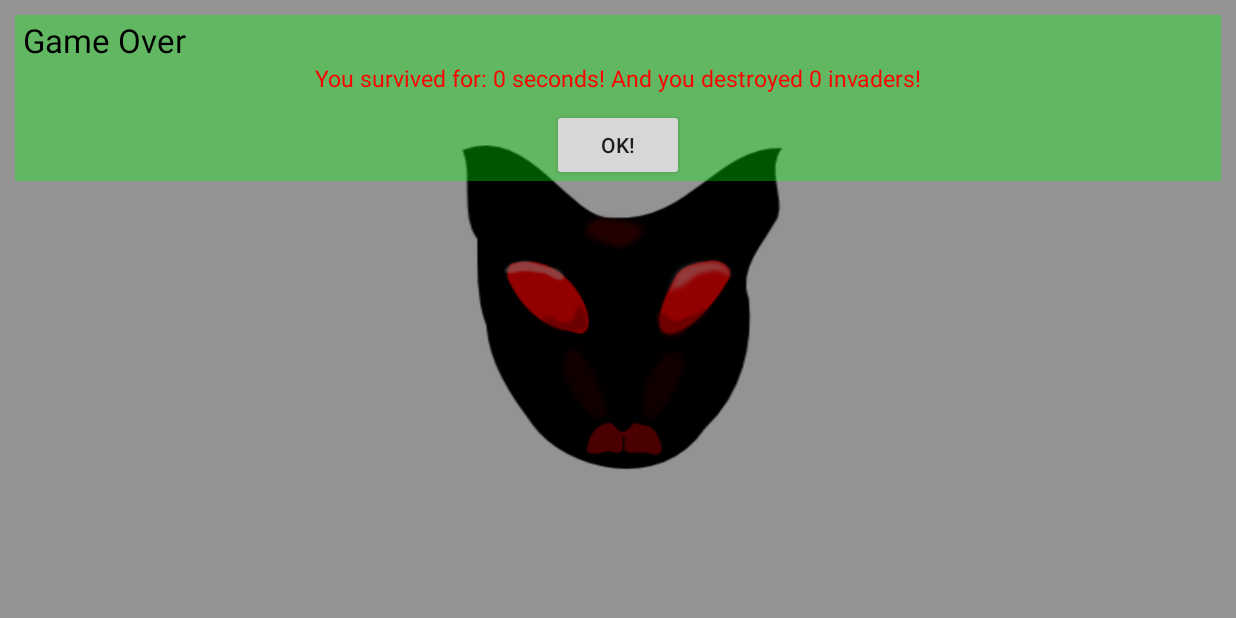
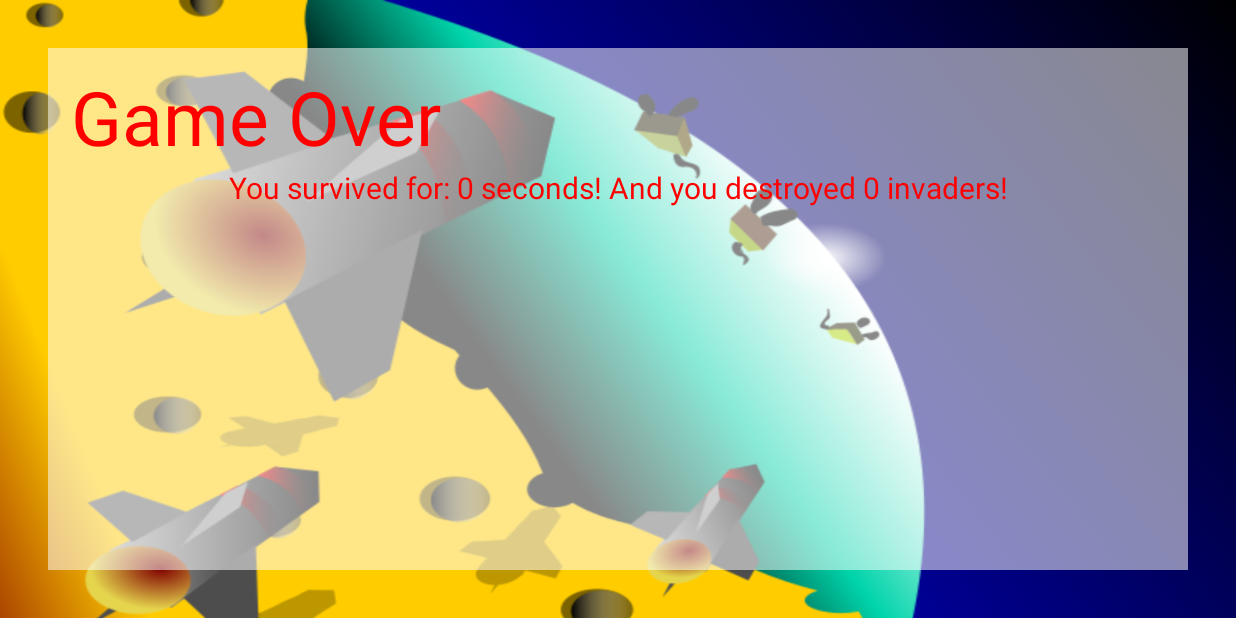
Before and after one commit to TheFakeMontyOnTheRun/cheesedefender-android, an Android app: the screen it shows after launch (GameOverActivity), after a tap on "START", on a phone screen of 824 x 412 dp (held sideways). Run offline under Robolectric (Android 15) with nearby library versions, the phone set to English and light mode, and no system bars; 2 statements that could not run were skipped.

Commit message:
Update the Game Over screen to use the tittle art instead of the horrid image

```diff
--- a/MouseInvasion/app/src/main/res/layout/gameoverlayout.xml
+++ b/MouseInvasion/app/src/main/res/layout/gameoverlayout.xml
@@ -2,18 +2,20 @@
 <LinearLayout xmlns:android="http://schemas.android.com/apk/res/android"
 	android:layout_width="fill_parent"
 	android:layout_height="fill_parent"
-	android:background="@drawable/gameover"
+	android:background="@drawable/mouseinvasion"
 	android:orientation="horizontal">
 
 	<LinearLayout
 		android:id="@+id/linearLayout1"
 		android:layout_width="fill_parent"
-		android:layout_height="wrap_content"
+		android:layout_height="match_parent"
+		android:layout_margin="32dp"
 		android:layout_marginLeft="10dip"
 		android:layout_marginTop="10dip"
 		android:layout_marginRight="10dip"
-		android:background="#5500FF00"
-		android:orientation="vertical">
+		android:background="#8FFF"
+		android:orientation="vertical"
+		android:padding="10dp">
 
 		<TextView
 			android:id="@+id/textView2"
@@ -23,8 +25,8 @@
 			android:layout_marginTop="2dip"
 			android:layout_marginRight="5dip"
 			android:text="Game Over"
-			android:textAppearance="?android:attr/textAppearanceLarge"
-			android:textColor="#000000" />
+			android:textColor="#f00"
+			android:textSize="50sp" />
 
 		<TextView
 			android:id="@+id/tvTime"
@@ -33,15 +35,8 @@
 			android:gravity="center_horizontal"
 			android:text="TextView"
 			android:textColor="#FF0000"
-			android:textSize="15sp" />
+			android:textSize="20sp" />
 
-		<Button
-			android:id="@+id/btnOk"
-			android:layout_width="wrap_content"
-			android:layout_height="wrap_content"
-			android:layout_gravity="center"
-			android:layout_marginTop="10dip"
-			android:text="Ok!" />
 	</LinearLayout>
 
 </LinearLayout>
```
Also changed, not shown: MouseInvasion/app/src/main/res/drawable/gameover.png (deleted).
